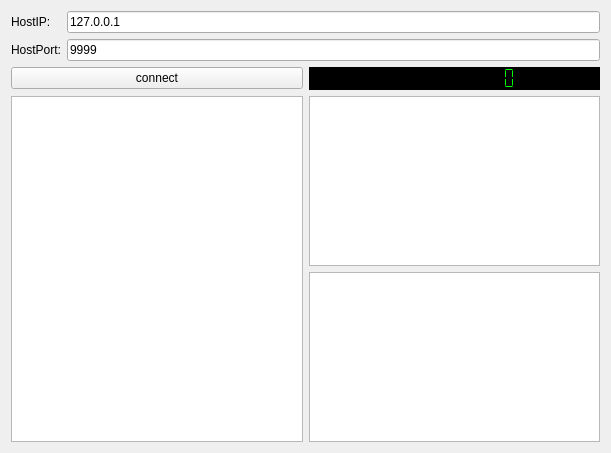
First picture: the form in ElegantDISClient/interface.ui, repository ZYunfeii/ElegantDIS, before the edit.
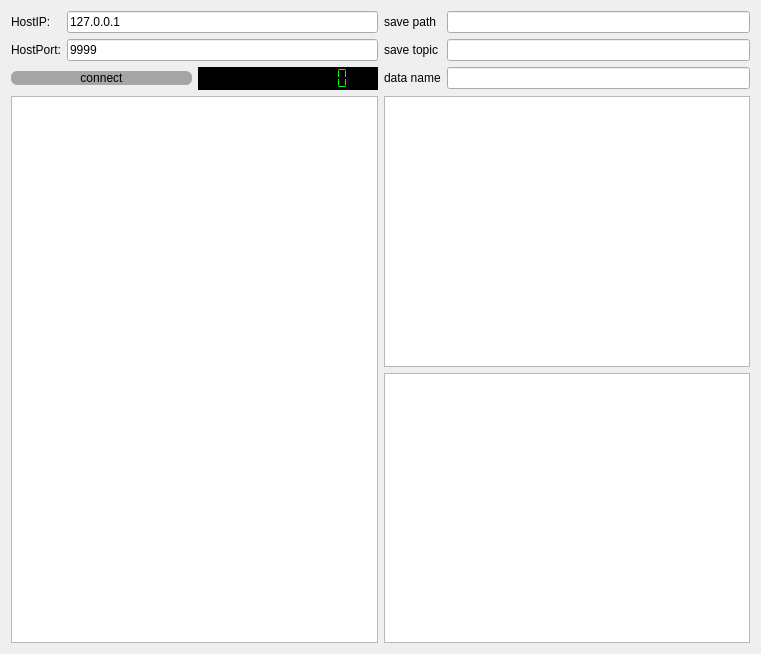
Second picture: the form after the edit.

Diff of the .ui file:
```diff
--- a/ElegantDISClient/interface.ui
+++ b/ElegantDISClient/interface.ui
@@ -6,14 +6,14 @@
    <rect>
     <x>0</x>
     <y>0</y>
-    <width>611</width>
-    <height>453</height>
+    <width>761</width>
+    <height>654</height>
    </rect>
   </property>
   <property name="windowTitle">
    <string>Form</string>
   </property>
-  <layout class="QGridLayout" name="gridLayout">
+  <layout class="QGridLayout" name="gridLayout_2">
    <item row="0" column="0">
     <layout class="QVBoxLayout" name="verticalLayout">
      <item>
@@ -52,6 +52,10 @@
       <layout class="QHBoxLayout" name="horizontalLayout_2">
        <item>
         <widget class="QPushButton" name="connect_button">
+         <property name="styleSheet">
+          <string notr="true">border-radius: 6px;
+background-color: rgb(165,165,165);</string>
+         </property>
          <property name="text">
           <string>connect</string>
          </property>
@@ -79,7 +83,45 @@
      </item>
     </layout>
    </item>
-   <item row="1" column="0">
+   <item row="0" column="1">
+    <layout class="QGridLayout" name="gridLayout">
+     <item row="1" column="1">
+      <widget class="QLineEdit" name="save_topic"/>
+     </item>
+     <item row="1" column="0">
+      <widget class="QLabel" name="label_4">
+       <property name="text">
+        <string>save topic</string>
+       </property>
+      </widget>
+     </item>
+     <item row="0" column="1">
+      <widget class="QLineEdit" name="save_path"/>
+     </item>
+     <item row="2" column="0">
+      <widget class="QLabel" name="label_5">
+       <property name="text">
+        <string>data name</string>
+       </property>
+      </widget>
+     </item>
+     <item row="2" column="1">
+      <widget class="QLineEdit" name="data_name">
+       <property name="text">
+        <string/>
+       </property>
+      </widget>
+     </item>
+     <item row="0" column="0">
+      <widget class="QLabel" name="label_3">
+       <property name="text">
+        <string>save path</string>
+       </property>
+      </widget>
+     </item>
+    </layout>
+   </item>
+   <item row="1" column="0" colspan="2">
     <layout class="QHBoxLayout" name="horizontalLayout">
      <item>
       <widget class="QTextBrowser" name="info_browser"/>
```
